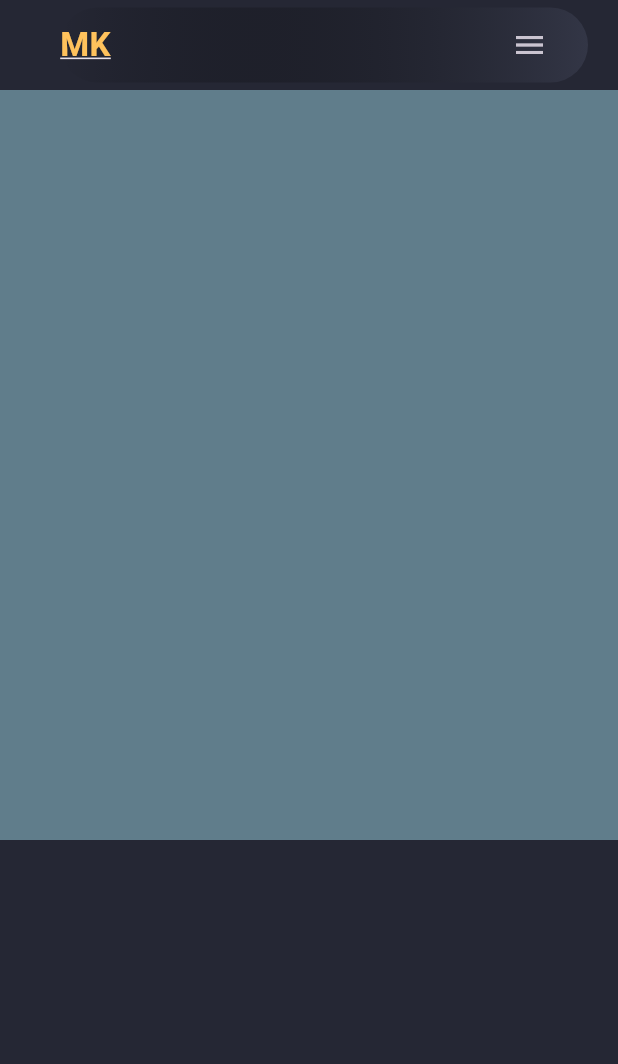
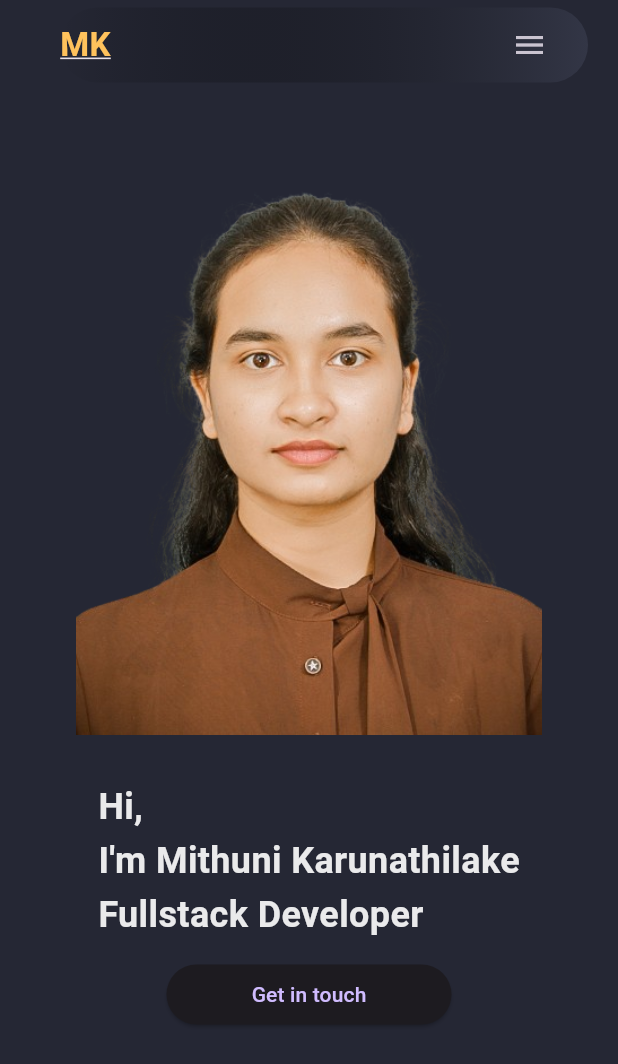
Before and after one commit to MithuniKarunathilake/Portfolio-Flutter, a Flutter app: the screen it shows after launch, on a phone screen of 412 x 824 dp. Shown: the top 1064 px of the screen. Run offline on Flutter 3.47's test engine with Material 3 defaults, Android fonts, the phone set to English and light mode, and no system bars.

Commit message:
main page done

```diff
--- /dev/null
+++ b/lib/constants/size.dart
@@ -0,0 +1 @@
+const double kMinDesktopWidth = 600;
--- a/lib/pages/home_page.dart
+++ b/lib/pages/home_page.dart
@@ -1,12 +1,12 @@
 import 'package:flutter/material.dart';
 import 'package:my_portfolio/constants/colors.dart';
-import 'package:my_portfolio/constants/nav_items.dart';
-import 'package:my_portfolio/styles/style.dart';
+import 'package:my_portfolio/constants/size.dart';
 import 'package:my_portfolio/widgets/drawer_mobile.dart';
 import 'package:my_portfolio/widgets/header_mobile.dart';
-import 'package:my_portfolio/widgets/site_logo.dart';
+import 'package:my_portfolio/widgets/main_mobile.dart';
 
 import '../widgets/header_desktop.dart';
+import '../widgets/main_desktop.dart';
 
 class HomePage extends StatefulWidget {
   const HomePage({super.key});
@@ -19,25 +19,32 @@ class _HomePageState extends State<HomePage> {
   final scaffoldKey = GlobalKey<ScaffoldState>();
   @override
   Widget build(BuildContext context) {
+    final screenSize = MediaQuery.of(context).size;
+    final screenWidth = screenSize.width;
+    final screenHeight = screenSize.height;
+
+    return LayoutBuilder(
+      builder: (context,constraints) {
         return Scaffold(
           key: scaffoldKey,
           backgroundColor: CustomColor.scaffoldBg,
-      endDrawer:const DrawerMobile(),
+          endDrawer:constraints.maxWidth>= kMinDesktopWidth ? null : const DrawerMobile(),
           body: ListView(
             scrollDirection: Axis.vertical,
             children: [
               //Main
-          //HeaderDesktop(),
+              if(constraints.maxWidth>= kMinDesktopWidth)
+              const HeaderDesktop()
+              else
               HeaderMobile(
                 onLogoTap: (){},
                 onMenuTap: (){
                   scaffoldKey.currentState?.openEndDrawer();
                 },
               ),
-
-          //HeaderDesktop
-
-
+              if(constraints.maxWidth>= kMinDesktopWidth)
+              const MainDesktop() else
+              const MainMobile(),
 
               //Skills
               Container(
@@ -70,4 +77,6 @@ class _HomePageState extends State<HomePage> {
           ),
         );
       }
+    );
   }
+}
--- /dev/null
+++ b/lib/widgets/main_mobile.dart
@@ -0,0 +1,45 @@
+import 'package:flutter/material.dart';
+
+import '../constants/colors.dart';
+
+class MainMobile extends StatelessWidget {
+  const MainMobile({super.key});
+
+  @override
+  Widget build(BuildContext context) {
+    final screenSize = MediaQuery.of(context).size;
+    final screenHeight = screenSize.height;
+
+    return Container(
+      margin:const EdgeInsets.symmetric(
+        horizontal: 40,
+        vertical: 30,
+      ),
+      height: screenHeight,
+      constraints: BoxConstraints(minHeight: 560),
+      child: Column(
+        children: [
+          Image.asset("assets/mithuni.png",height: 400,),
+          const SizedBox(height: 30,),
+          const Text("Hi,\nI'm Mithuni Karunathilake\nFullstack Developer",
+            style: TextStyle(
+                fontSize: 24,
+                height: 1.5,
+                fontWeight: FontWeight.bold,
+                color: CustomColor.whitePrimary
+            ),
+          ),
+          const SizedBox(height: 15,),
+          SizedBox(
+            width: 190,
+            height: 40,
+            child: ElevatedButton(
+              onPressed: (){},
+              child:const Text("Get in touch"),
+            ),
+          ),
+        ],
+      ),
+    );
+  }
+}
--- a/pubspec.yaml
+++ b/pubspec.yaml
@@ -59,7 +59,8 @@ flutter:
   uses-material-design: true
 
   # To add assets to your application, add an assets section, like this:
-  # assets:
+  assets:
+  - assets/
   #   - images/a_dot_burr.jpeg
   #   - images/a_dot_ham.jpeg
 
```
Also changed, not shown: lib/widgets/main_desktop.dart (added, +54 -0 lines), assets/mithuni.png (added). Lines whose indentation alone changed are shown as unchanged.
